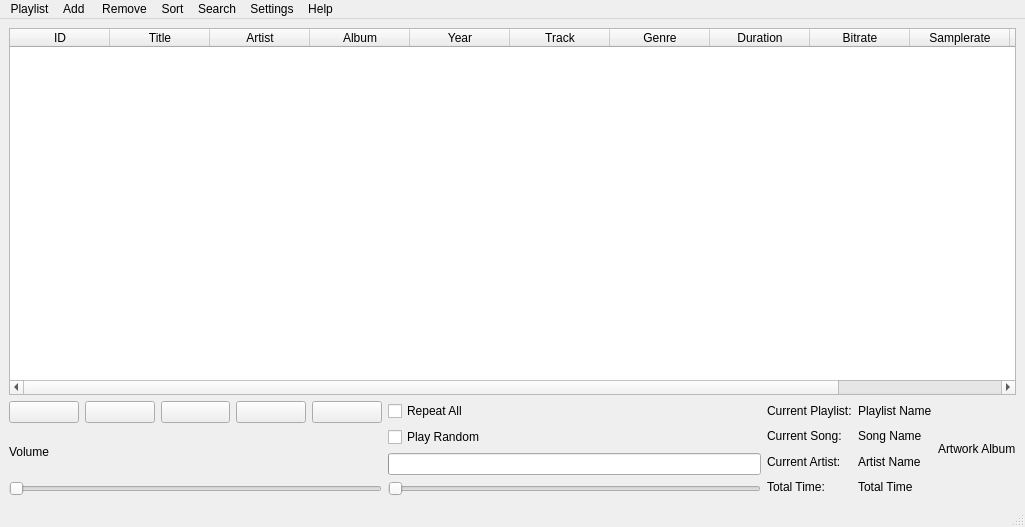
Old version of the form mainwindow.ui in the repository Bratski/MP3PlayerWifi.
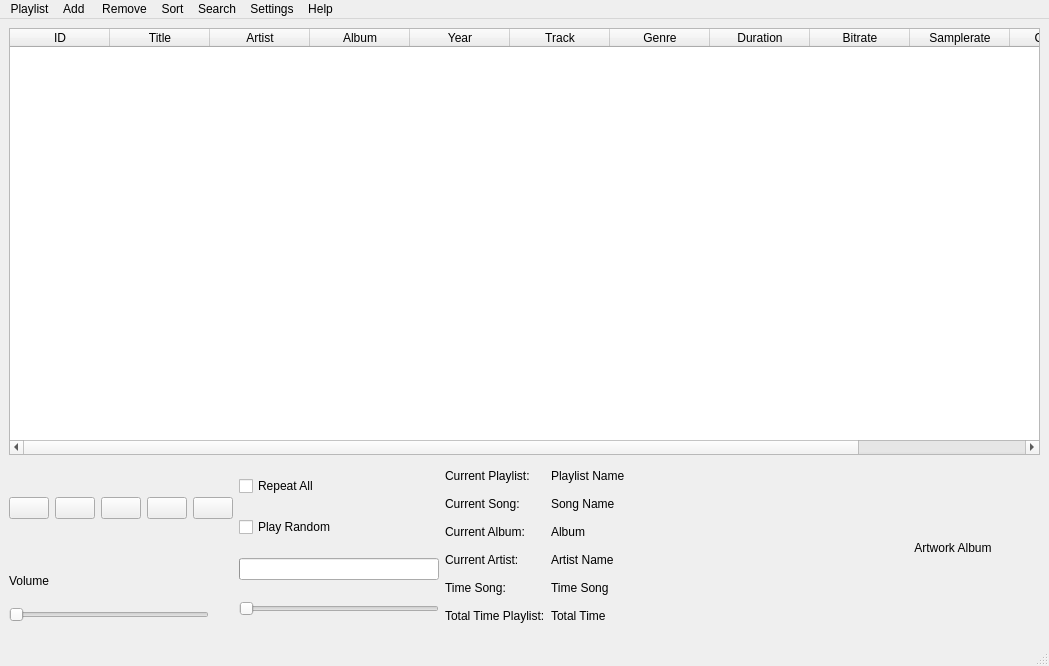
New version of the form. Icons and pictures are not drawn.

What changed in the file:
```diff
--- a/mainwindow.ui
+++ b/mainwindow.ui
@@ -6,8 +6,8 @@
    <rect>
     <x>0</x>
     <y>0</y>
-    <width>1025</width>
-    <height>527</height>
+    <width>1049</width>
+    <height>666</height>
    </rect>
   </property>
   <property name="windowTitle">
@@ -22,6 +22,12 @@
       </property>
       <item>
        <widget class="QCheckBox" name="checkBoxRepeatAll">
+        <property name="sizePolicy">
+         <sizepolicy hsizetype="Fixed" vsizetype="Fixed">
+          <horstretch>0</horstretch>
+          <verstretch>0</verstretch>
+         </sizepolicy>
+        </property>
         <property name="text">
          <string>Repeat All</string>
         </property>
@@ -32,6 +38,12 @@
       </item>
       <item>
        <widget class="QCheckBox" name="checkBoxPlayRandom">
+        <property name="sizePolicy">
+         <sizepolicy hsizetype="Fixed" vsizetype="Fixed">
+          <horstretch>0</horstretch>
+          <verstretch>0</verstretch>
+         </sizepolicy>
+        </property>
         <property name="text">
          <string>Play Random</string>
         </property>
@@ -42,6 +54,18 @@
       </item>
       <item>
        <widget class="QProgressBar" name="progressBarSong">
+        <property name="sizePolicy">
+         <sizepolicy hsizetype="Fixed" vsizetype="Fixed">
+          <horstretch>0</horstretch>
+          <verstretch>0</verstretch>
+         </sizepolicy>
+        </property>
+        <property name="minimumSize">
+         <size>
+          <width>200</width>
+          <height>0</height>
+         </size>
+        </property>
         <property name="maximumSize">
          <size>
           <width>16777215</width>
@@ -64,6 +88,18 @@
       </item>
       <item>
        <widget class="QSlider" name="horizontalSliderSong">
+        <property name="sizePolicy">
+         <sizepolicy hsizetype="Fixed" vsizetype="Fixed">
+          <horstretch>0</horstretch>
+          <verstretch>0</verstretch>
+         </sizepolicy>
+        </property>
+        <property name="minimumSize">
+         <size>
+          <width>200</width>
+          <height>0</height>
+         </size>
+        </property>
         <property name="orientation">
          <enum>Qt::Orientation::Horizontal</enum>
         </property>
@@ -153,11 +189,17 @@
       <item>
        <widget class="QPushButton" name="pushButtonPrevious">
         <property name="sizePolicy">
-         <sizepolicy hsizetype="Minimum" vsizetype="Fixed">
+         <sizepolicy hsizetype="Fixed" vsizetype="Fixed">
           <horstretch>0</horstretch>
           <verstretch>0</verstretch>
          </sizepolicy>
         </property>
+        <property name="minimumSize">
+         <size>
+          <width>40</width>
+          <height>0</height>
+         </size>
+        </property>
         <property name="text">
          <string/>
         </property>
@@ -169,11 +211,17 @@
       <item>
        <widget class="QPushButton" name="pushButtonPlay">
         <property name="sizePolicy">
-         <sizepolicy hsizetype="Minimum" vsizetype="Fixed">
+         <sizepolicy hsizetype="Fixed" vsizetype="Fixed">
           <horstretch>0</horstretch>
           <verstretch>0</verstretch>
          </sizepolicy>
         </property>
+        <property name="minimumSize">
+         <size>
+          <width>40</width>
+          <height>0</height>
+         </size>
+        </property>
         <property name="text">
          <string/>
         </property>
@@ -185,11 +233,17 @@
       <item>
        <widget class="QPushButton" name="pushButtonNext">
         <property name="sizePolicy">
-         <sizepolicy hsizetype="Minimum" vsizetype="Fixed">
+         <sizepolicy hsizetype="Fixed" vsizetype="Fixed">
           <horstretch>0</horstretch>
           <verstretch>0</verstretch>
          </sizepolicy>
         </property>
+        <property name="minimumSize">
+         <size>
+          <width>40</width>
+          <height>0</height>
+         </size>
+        </property>
         <property name="text">
          <string/>
         </property>
@@ -201,11 +255,17 @@
       <item>
        <widget class="QPushButton" name="pushButtonPause">
         <property name="sizePolicy">
-         <sizepolicy hsizetype="Minimum" vsizetype="Fixed">
+         <sizepolicy hsizetype="Fixed" vsizetype="Fixed">
           <horstretch>0</horstretch>
           <verstretch>0</verstretch>
          </sizepolicy>
         </property>
+        <property name="minimumSize">
+         <size>
+          <width>40</width>
+          <height>0</height>
+         </size>
+        </property>
         <property name="text">
          <string/>
         </property>
@@ -217,11 +277,17 @@
       <item>
        <widget class="QPushButton" name="pushButtonStop">
         <property name="sizePolicy">
-         <sizepolicy hsizetype="Minimum" vsizetype="Fixed">
+         <sizepolicy hsizetype="Fixed" vsizetype="Fixed">
           <horstretch>0</horstretch>
           <verstretch>0</verstretch>
          </sizepolicy>
         </property>
+        <property name="minimumSize">
+         <size>
+          <width>40</width>
+          <height>0</height>
+         </size>
+        </property>
         <property name="text">
          <string/>
         </property>
@@ -236,6 +302,18 @@
      <layout class="QVBoxLayout" name="verticalLayout_6">
       <item>
        <widget class="QLabel" name="labelCurrentPlaylist">
+        <property name="sizePolicy">
+         <sizepolicy hsizetype="Preferred" vsizetype="Fixed">
+          <horstretch>0</horstretch>
+          <verstretch>0</verstretch>
+         </sizepolicy>
+        </property>
+        <property name="maximumSize">
+         <size>
+          <width>16777215</width>
+          <height>16777215</height>
+         </size>
+        </property>
         <property name="text">
          <string>Playlist Name</string>
         </property>
@@ -243,20 +321,64 @@
       </item>
       <item>
        <widget class="QLabel" name="labelCurrentSong">
+        <property name="sizePolicy">
+         <sizepolicy hsizetype="Preferred" vsizetype="Fixed">
+          <horstretch>0</horstretch>
+          <verstretch>0</verstretch>
+         </sizepolicy>
+        </property>
         <property name="text">
          <string>Song Name</string>
         </property>
        </widget>
       </item>
+      <item>
+       <widget class="QLabel" name="labelcurrentAlbum">
+        <property name="sizePolicy">
+         <sizepolicy hsizetype="Preferred" vsizetype="Fixed">
+          <horstretch>0</horstretch>
+          <verstretch>0</verstretch>
+         </sizepolicy>
+        </property>
+        <property name="text">
+         <string>Album</string>
+        </property>
+       </widget>
+      </item>
       <item>
        <widget class="QLabel" name="labelcurrentArtist">
+        <property name="sizePolicy">
+         <sizepolicy hsizetype="Preferred" vsizetype="Fixed">
+          <horstretch>0</horstretch>
+          <verstretch>0</verstretch>
+         </sizepolicy>
+        </property>
         <property name="text">
          <string>Artist Name</string>
         </property>
        </widget>
       </item>
+      <item>
+       <widget class="QLabel" name="labelTimeSong">
+        <property name="sizePolicy">
+         <sizepolicy hsizetype="Preferred" vsizetype="Fixed">
+          <horstretch>0</horstretch>
+          <verstretch>0</verstretch>
+         </sizepolicy>
+        </property>
+        <property name="text">
+         <string>Time Song</string>
+        </property>
+       </widget>
+      </item>
       <item>
        <widget class="QLabel" name="labelTotalTime">
+        <property name="sizePolicy">
+         <sizepolicy hsizetype="Preferred" vsizetype="Fixed">
+          <horstretch>0</horstretch>
+          <verstretch>0</verstretch>
+         </sizepolicy>
+        </property>
         <property name="text">
          <string>Total Time</string>
         </property>
@@ -268,9 +390,30 @@
      <layout class="QVBoxLayout" name="verticalLayout_7">
       <item>
        <widget class="QLabel" name="labelArtWork">
+        <property name="sizePolicy">
+         <sizepolicy hsizetype="Fixed" vsizetype="Fixed">
+          <horstretch>0</horstretch>
+          <verstretch>0</verstretch>
+         </sizepolicy>
+        </property>
+        <property name="minimumSize">
+         <size>
+          <width>174</width>
+          <height>174</height>
+         </size>
+        </property>
+        <property name="maximumSize">
+         <size>
+          <width>16777215</width>
+          <height>16777215</height>
+         </size>
+        </property>
         <property name="text">
          <string>Artwork Album</string>
         </property>
+        <property name="alignment">
+         <set>Qt::AlignmentFlag::AlignCenter</set>
+        </property>
        </widget>
       </item>
      </layout>
@@ -278,30 +421,80 @@
     <item row="1" column="2" rowspan="2">
      <layout class="QVBoxLayout" name="verticalLayout_3">
       <item>
-       <widget class="QLabel" name="label_pll">
+       <widget class="QLabel" name="labelcupll">
+        <property name="sizePolicy">
+         <sizepolicy hsizetype="Fixed" vsizetype="Fixed">
+          <horstretch>0</horstretch>
+          <verstretch>0</verstretch>
+         </sizepolicy>
+        </property>
         <property name="text">
          <string>Current Playlist:</string>
         </property>
        </widget>
       </item>
       <item>
-       <widget class="QLabel" name="label_cuso">
+       <widget class="QLabel" name="labelcuso">
+        <property name="sizePolicy">
+         <sizepolicy hsizetype="Fixed" vsizetype="Fixed">
+          <horstretch>0</horstretch>
+          <verstretch>0</verstretch>
+         </sizepolicy>
+        </property>
         <property name="text">
          <string>Current Song:</string>
         </property>
        </widget>
       </item>
       <item>
-       <widget class="QLabel" name="cuar">
+       <widget class="QLabel" name="labelcual">
+        <property name="sizePolicy">
+         <sizepolicy hsizetype="Fixed" vsizetype="Fixed">
+          <horstretch>0</horstretch>
+          <verstretch>0</verstretch>
+         </sizepolicy>
+        </property>
+        <property name="text">
+         <string>Current Album:</string>
+        </property>
+       </widget>
+      </item>
+      <item>
+       <widget class="QLabel" name="labelcuar">
+        <property name="sizePolicy">
+         <sizepolicy hsizetype="Fixed" vsizetype="Fixed">
+          <horstretch>0</horstretch>
+          <verstretch>0</verstretch>
+         </sizepolicy>
+        </property>
         <property name="text">
          <string>Current Artist:</string>
         </property>
        </widget>
       </item>
+      <item>
+       <widget class="QLabel" name="labeltiso">
+        <property name="sizePolicy">
+         <sizepolicy hsizetype="Fixed" vsizetype="Fixed">
+          <horstretch>0</horstretch>
+          <verstretch>0</verstretch>
+         </sizepolicy>
+        </property>
+        <property name="text">
+         <string>Time Song:</string>
+        </property>
+       </widget>
+      </item>
       <item>
        <widget class="QLabel" name="labeltoti">
+        <property name="sizePolicy">
+         <sizepolicy hsizetype="Fixed" vsizetype="Fixed">
+          <horstretch>0</horstretch>
+          <verstretch>0</verstretch>
+         </sizepolicy>
+        </property>
         <property name="text">
-         <string>Total Time:</string>
+         <string>Total Time Playlist:</string>
         </property>
        </widget>
       </item>
@@ -310,10 +503,16 @@
     <item row="2" column="0">
      <layout class="QVBoxLayout" name="verticalLayout_4">
       <property name="sizeConstraint">
-       <enum>QLayout::SizeConstraint::SetFixedSize</enum>
+       <enum>QLayout::SizeConstraint::SetMinAndMaxSize</enum>
       </property>
       <item>
        <widget class="QLabel" name="labelVolume">
+        <property name="sizePolicy">
+         <sizepolicy hsizetype="Fixed" vsizetype="Fixed">
+          <horstretch>0</horstretch>
+          <verstretch>0</verstretch>
+         </sizepolicy>
+        </property>
         <property name="text">
          <string>Volume</string>
         </property>
@@ -321,6 +520,18 @@
       </item>
       <item>
        <widget class="QSlider" name="horizontalSliderVolume">
+        <property name="sizePolicy">
+         <sizepolicy hsizetype="Fixed" vsizetype="Fixed">
+          <horstretch>0</horstretch>
+          <verstretch>0</verstretch>
+         </sizepolicy>
+        </property>
+        <property name="minimumSize">
+         <size>
+          <width>200</width>
+          <height>0</height>
+         </size>
+        </property>
         <property name="orientation">
          <enum>Qt::Orientation::Horizontal</enum>
         </property>
@@ -335,7 +546,7 @@
     <rect>
      <x>0</x>
      <y>0</y>
-     <width>1025</width>
+     <width>1049</width>
      <height>23</height>
     </rect>
    </property>
```
Left out of the diff: 12 changed lines with no effect on the pictures.
